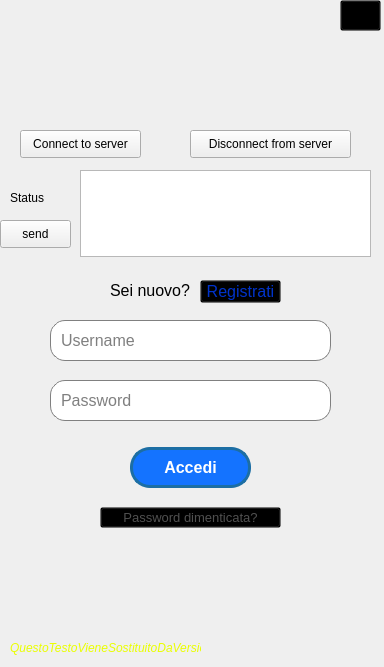
This is ClientModule/loginwindow.ui in giovannic96/Real-time-collaborative-text-editor as Qt 5 draws it before an edit. The edited form follows.
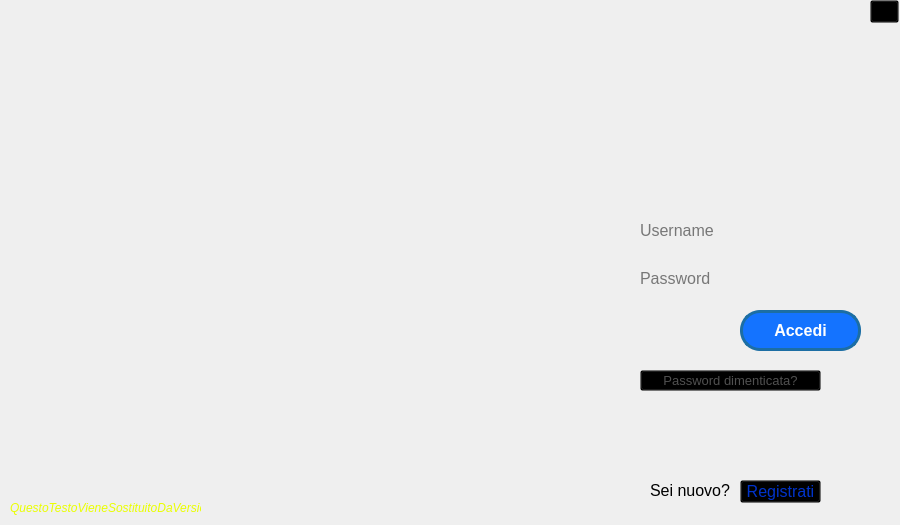
This is the edited form. Icons and pictures are not drawn.

What changed in the file:
```diff
--- a/ClientModule/loginwindow.ui
+++ b/ClientModule/loginwindow.ui
@@ -6,33 +6,36 @@
    <rect>
     <x>0</x>
     <y>0</y>
-    <width>384</width>
-    <height>667</height>
+    <width>900</width>
+    <height>525</height>
    </rect>
   </property>
   <property name="minimumSize">
    <size>
-    <width>384</width>
-    <height>667</height>
+    <width>900</width>
+    <height>525</height>
    </size>
   </property>
   <property name="maximumSize">
    <size>
-    <width>384</width>
-    <height>667</height>
+    <width>900</width>
+    <height>525</height>
    </size>
   </property>
   <property name="windowTitle">
    <string>LoginWindow</string>
   </property>
+  <property name="styleSheet">
+   <string notr="true">#centralwidget {border-image: url(:/image/accesso.jpg);}</string>
+  </property>
   <widget class="QWidget" name="centralwidget">
    <widget class="QPushButton" name="exitButton">
     <property name="geometry">
      <rect>
-      <x>340</x>
+      <x>870</x>
       <y>0</y>
-      <width>41</width>
-      <height>31</height>
+      <width>29</width>
+      <height>23</height>
      </rect>
     </property>
     <property name="styleSheet">
@@ -57,15 +60,14 @@
    <widget class="QLineEdit" name="LineEditUsernameForm">
     <property name="geometry">
      <rect>
-      <x>50</x>
-      <y>320</y>
-      <width>281</width>
-      <height>41</height>
+      <x>630</x>
+      <y>215</y>
+      <width>231</width>
+      <height>31</height>
      </rect>
     </property>
     <property name="styleSheet">
-     <string notr="true">background-color:rgb(255, 255, 255);
-border: 1px solid gray;
+     <string notr="true">background-color: transparent;
 border-radius: 15px;
 padding: 0 8px;
 selection-background-color: darkgray;
@@ -82,15 +84,14 @@
    <widget class="QLineEdit" name="LineEditPasswordForm">
     <property name="geometry">
      <rect>
-      <x>50</x>
-      <y>380</y>
-      <width>281</width>
-      <height>41</height>
+      <x>630</x>
+      <y>263</y>
+      <width>231</width>
+      <height>31</height>
      </rect>
     </property>
     <property name="styleSheet">
-     <string notr="true">background-color:rgb(255, 255, 255);
-border: 1px solid gray;
+     <string notr="true">background-color: transparent;
 border-radius: 15px;
 padding: 0 8px;
 selection-background-color: darkgray;
@@ -113,8 +114,8 @@
    <widget class="QPushButton" name="LoginButton">
     <property name="geometry">
      <rect>
-      <x>130</x>
-      <y>447</y>
+      <x>740</x>
+      <y>310</y>
       <width>121</width>
       <height>41</height>
      </rect>
@@ -148,7 +149,7 @@
     <property name="geometry">
      <rect>
       <x>10</x>
-      <y>640</y>
+      <y>500</y>
       <width>191</width>
       <height>16</height>
      </rect>
@@ -168,8 +169,8 @@
    <widget class="QPushButton" name="ForgotPasswordButton">
     <property name="geometry">
      <rect>
-      <x>100</x>
-      <y>507</y>
+      <x>640</x>
+      <y>370</y>
       <width>181</width>
       <height>21</height>
      </rect>
@@ -200,8 +201,8 @@
    <widget class="QPushButton" name="RegistratiButton">
     <property name="geometry">
      <rect>
-      <x>200</x>
-      <y>280</y>
+      <x>740</x>
+      <y>480</y>
       <width>81</width>
       <height>23</height>
      </rect>
@@ -230,8 +231,8 @@
    <widget class="QLabel" name="label">
     <property name="geometry">
      <rect>
-      <x>110</x>
-      <y>280</y>
+      <x>650</x>
+      <y>480</y>
       <width>91</width>
       <height>21</height>
      </rect>
@@ -245,68 +246,6 @@
      <string>Sei nuovo?</string>
     </property>
    </widget>
-   <widget class="QLabel" name="label_status">
-    <property name="geometry">
-     <rect>
-      <x>10</x>
-      <y>190</y>
-      <width>55</width>
-      <height>16</height>
-     </rect>
-    </property>
-    <property name="text">
-     <string>Status</string>
-    </property>
-   </widget>
-   <widget class="QPushButton" name="pushButton_connect">
-    <property name="geometry">
-     <rect>
-      <x>20</x>
-      <y>130</y>
-      <width>121</width>
-      <height>28</height>
-     </rect>
-    </property>
-    <property name="text">
-     <string>Connect to server</string>
-    </property>
-   </widget>
-   <widget class="QPushButton" name="pushButton_disconnect">
-    <property name="geometry">
-     <rect>
-      <x>190</x>
-      <y>130</y>
-      <width>161</width>
-      <height>28</height>
-     </rect>
-    </property>
-    <property name="text">
-     <string>Disconnect from server</string>
-    </property>
-   </widget>
-   <widget class="QTextEdit" name="textEdit_log">
-    <property name="geometry">
-     <rect>
-      <x>80</x>
-      <y>170</y>
-      <width>291</width>
-      <height>87</height>
-     </rect>
-    </property>
-   </widget>
-   <widget class="QPushButton" name="pushButton_send">
-    <property name="geometry">
-     <rect>
-      <x>0</x>
-      <y>220</y>
-      <width>71</width>
-      <height>28</height>
-     </rect>
-    </property>
-    <property name="text">
-     <string>send</string>
-    </property>
-   </widget>
   </widget>
  </widget>
  <resources>
```
Left out of the diff: 20 changed lines with no effect on the pictures.
